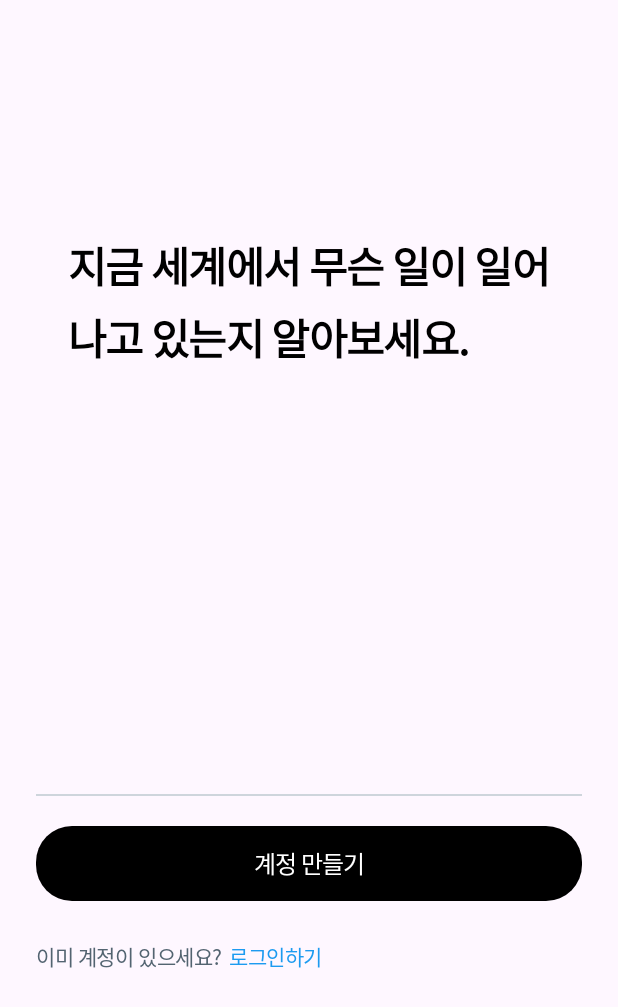
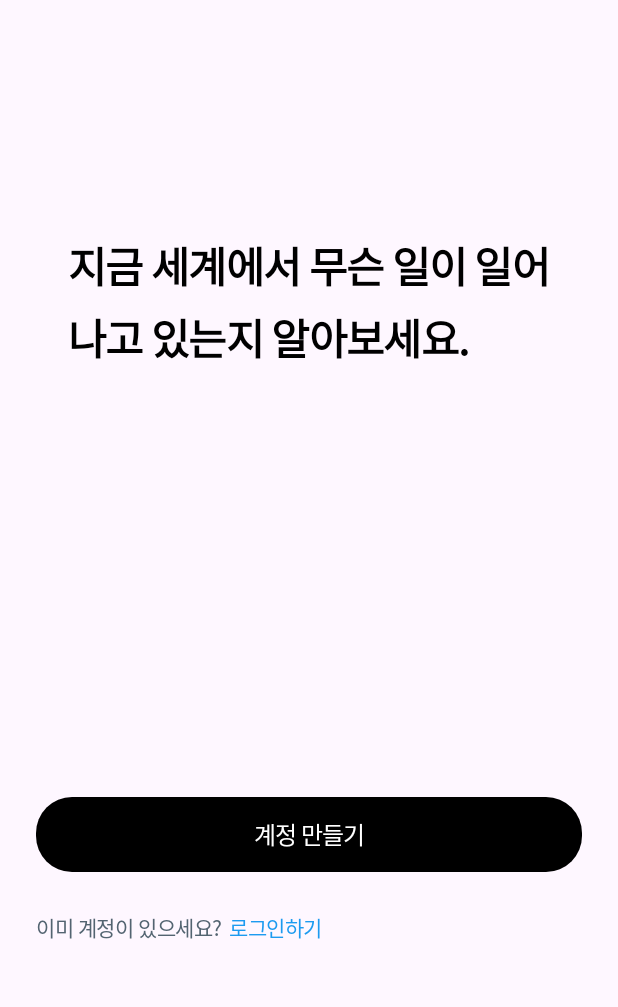
Before and after one commit to sgdevcamp2023/palette, an Android app: the layout fragment_start.xml on its own in the app's theme, with its tools: preview values and no code run, on a phone screen of 412 x 824 dp. Shown: the top 1007 px of the screen. Run offline under Robolectric (Android 15) with nearby library versions, the phone set to English and light mode, and no system bars.

Commit message:
chore: edit textStyle & delete view in startFragment

```diff
--- a/src/mobile/app/src/main/res/layout/fragment_login.xml
+++ b/src/mobile/app/src/main/res/layout/fragment_login.xml
@@ -47,7 +47,7 @@
         android:background="@color/BlueGrey_400"
         app:layout_constraintEnd_toEndOf="parent"
         app:layout_constraintStart_toStartOf="parent"
-        app:layout_constraintTop_toBottomOf="@+id/editText" />
+        app:layout_constraintTop_toBottomOf="@+id/login_fragment_input_field" />
 
 
     <TextView
--- a/src/mobile/app/src/main/res/layout/fragment_start.xml
+++ b/src/mobile/app/src/main/res/layout/fragment_start.xml
@@ -23,27 +23,16 @@
         app:layout_constraintTop_toTopOf="parent" />
 
     <com.airbnb.lottie.LottieAnimationView
+        android:id="@+id/animation"
         android:layout_width="300dp"
         android:layout_height="250dp"
-        app:layout_constraintBottom_toTopOf="@+id/view"
+        android:layout_marginTop="16dp"
         app:layout_constraintEnd_toEndOf="parent"
         app:layout_constraintStart_toStartOf="parent"
         app:layout_constraintTop_toBottomOf="@+id/textView"
         app:lottie_autoPlay="true"
         app:lottie_loop="true"
         app:lottie_rawRes="@raw/animation_1704883743167" />
-
-    <View
-        android:id="@+id/view"
-        android:layout_width="match_parent"
-        android:layout_height="1dp"
-        android:layout_marginStart="24dp"
-        android:layout_marginTop="284dp"
-        android:layout_marginEnd="24dp"
-        android:background="@color/BlueGrey_400"
-        app:layout_constraintEnd_toEndOf="parent"
-        app:layout_constraintStart_toStartOf="parent"
-        app:layout_constraintTop_toBottomOf="@id/textView" />
 
     <Button
         android:id="@+id/start_fragment_join_btn"
@@ -58,7 +47,7 @@
         style="@style/SubHeadline2"
         app:layout_constraintEnd_toEndOf="parent"
         app:layout_constraintStart_toStartOf="parent"
-        app:layout_constraintTop_toBottomOf="@+id/view" />
+        app:layout_constraintTop_toBottomOf="@+id/animation" />
 
     <TextView
         android:id="@+id/textView3"
--- a/src/mobile/app/src/main/res/values/themes.xml
+++ b/src/mobile/app/src/main/res/values/themes.xml
@@ -120,7 +120,7 @@
         <item name="android:fontFamily">@font/chirp_regular</item>
         <item name="fontWeight">400</item>
         <item name="android:letterSpacing">-0.02</item>
-        <item name="android:lineHeight">16sp</item>
+        <item name="android:lineHeight">20sp</item>
         <item name="android:textSize">14sp</item>
     </style>
 
```
